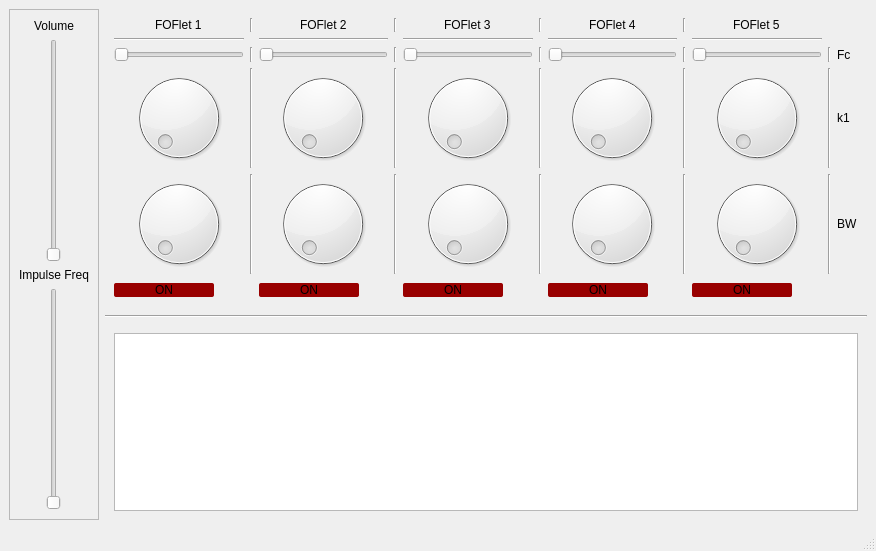
Old version of the form ui/MainWindow.ui in the repository swichman/py-FOFlets.
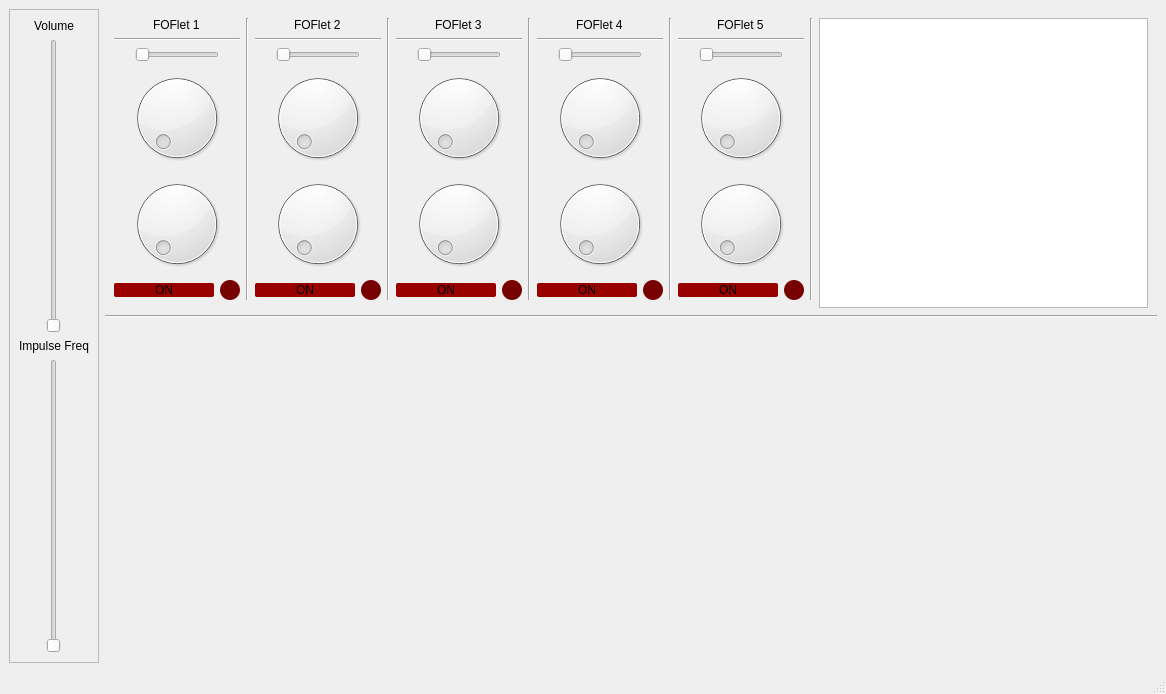
New version of the form. Custom widgets are drawn as their Qt base class.

Commit message: renamed module, created main ui app.

Patch:
```diff
--- a/ui/MainWindow.ui
+++ b/ui/MainWindow.ui
@@ -6,8 +6,8 @@
    <rect>
     <x>0</x>
     <y>0</y>
-    <width>876</width>
-    <height>551</height>
+    <width>1166</width>
+    <height>694</height>
    </rect>
   </property>
   <property name="windowTitle">
@@ -71,12 +71,47 @@
     <item row="0" column="1">
      <layout class="QVBoxLayout" name="verticalLayout">
       <item>
-       <widget class="QWidget" name="widget_2" native="true">
-        <layout class="QGridLayout" name="gridLayout_4">
-         <item row="4" column="4" alignment="Qt::AlignHCenter">
-          <widget class="QDial" name="dial_3">
+       <widget class="QWidget" name="ControlWidget" native="true">
            <property name="minimumSize">
             <size>
+          <width>0</width>
+          <height>300</height>
+         </size>
+        </property>
+        <property name="maximumSize">
+         <size>
+          <width>16777215</width>
+          <height>300</height>
+         </size>
+        </property>
+        <layout class="QHBoxLayout" name="horizontalLayout_6">
+         <item>
+          <layout class="QVBoxLayout" name="verticalLayout_2">
+           <item alignment="Qt::AlignHCenter">
+            <widget class="QLabel" name="label_3">
+             <property name="text">
+              <string>FOFlet 1</string>
+             </property>
+            </widget>
+           </item>
+           <item>
+            <widget class="Line" name="line_17">
+             <property name="orientation">
+              <enum>Qt::Horizontal</enum>
+             </property>
+            </widget>
+           </item>
+           <item alignment="Qt::AlignHCenter">
+            <widget class="QSlider" name="horizontalSlider">
+             <property name="orientation">
+              <enum>Qt::Horizontal</enum>
+             </property>
+            </widget>
+           </item>
+           <item alignment="Qt::AlignHCenter">
+            <widget class="QDial" name="f1_k1">
+             <property name="minimumSize">
+              <size>
              <width>100</width>
              <height>100</height>
             </size>
@@ -89,74 +124,116 @@
            </property>
           </widget>
          </item>
-         <item row="6" column="0">
+           <item alignment="Qt::AlignHCenter">
+            <widget class="QDial" name="f1_bw">
+             <property name="minimumSize">
+              <size>
+               <width>100</width>
+               <height>100</height>
+              </size>
+             </property>
+             <property name="maximumSize">
+              <size>
+               <width>100</width>
+               <height>100</height>
+              </size>
+             </property>
+            </widget>
+           </item>
+           <item>
           <layout class="QHBoxLayout" name="horizontalLayout">
            <item alignment="Qt::AlignHCenter">
+              <widget class="QPushButton" name="f1_on">
+               <property name="sizePolicy">
+                <sizepolicy hsizetype="Expanding" vsizetype="Fixed">
+                 <horstretch>0</horstretch>
+                 <verstretch>0</verstretch>
+                </sizepolicy>
+               </property>
+               <property name="minimumSize">
+                <size>
+                 <width>100</width>
+                 <height>0</height>
+                </size>
+               </property>
+               <property name="styleSheet">
+                <string notr="true">QPushButton {
+	border-radius: 2px;
+	background-color: #990000;
+}
+QPushButton:pressed {
+    background-color: #FF0000;
+}</string>
+               </property>
+               <property name="text">
+                <string>ON</string>
+               </property>
+              </widget>
+             </item>
+             <item>
             <widget class="QPushButton" name="pushButton">
-             <property name="sizePolicy">
-              <sizepolicy hsizetype="Expanding" vsizetype="Fixed">
-               <horstretch>0</horstretch>
-               <verstretch>0</verstretch>
-              </sizepolicy>
-             </property>
              <property name="minimumSize">
               <size>
-               <width>100</width>
-               <height>0</height>
+                 <width>20</width>
+                 <height>20</height>
+                </size>
+               </property>
+               <property name="maximumSize">
+                <size>
+                 <width>20</width>
+                 <height>20</height>
               </size>
              </property>
              <property name="styleSheet">
               <string notr="true">QPushButton {
-	border-radius: 2px;
-	background-color: #990000;
+	border-radius: 10px;
+	background-color: #770000;
 }
 QPushButton:pressed {
     background-color: #FF0000;
 }</string>
              </property>
              <property name="text">
-              <string>ON</string>
+                <string/>
              </property>
             </widget>
            </item>
-           <item alignment="Qt::AlignHCenter">
-            <widget class="KLed" name="kled">
-             <property name="sizePolicy">
-              <sizepolicy hsizetype="Fixed" vsizetype="Fixed">
-               <horstretch>0</horstretch>
-               <verstretch>0</verstretch>
-              </sizepolicy>
-             </property>
-             <property name="minimumSize">
-              <size>
-               <width>20</width>
-               <height>20</height>
-              </size>
-             </property>
-             <property name="maximumSize">
-              <size>
-               <width>20</width>
-               <height>20</height>
-              </size>
-             </property>
-             <property name="styleSheet">
-              <string notr="true">KLed {
-	background-color: red;
-}</string>
-             </property>
-            </widget>
+            </layout>
            </item>
           </layout>
          </item>
-         <item row="1" column="3">
-          <widget class="Line" name="line_15">
+         <item>
+          <widget class="Line" name="line">
            <property name="orientation">
             <enum>Qt::Vertical</enum>
            </property>
           </widget>
          </item>
-         <item row="5" column="4" alignment="Qt::AlignHCenter">
-          <widget class="QDial" name="dial_8">
+         <item>
+          <layout class="QVBoxLayout" name="verticalLayout_4">
+           <item alignment="Qt::AlignHCenter">
+            <widget class="QLabel" name="label_4">
+             <property name="text">
+              <string>FOFlet 2</string>
+             </property>
+            </widget>
+           </item>
+           <item>
+            <widget class="Line" name="line_18">
+             <property name="orientation">
+              <enum>Qt::Horizontal</enum>
+             </property>
+            </widget>
+           </item>
+           <item alignment="Qt::AlignHCenter">
+            <widget class="QSlider" name="horizontalSlider_2">
+             <property name="orientation">
+              <enum>Qt::Horizontal</enum>
+             </property>
+            </widget>
+           </item>
+           <item alignment="Qt::AlignHCenter">
+            <widget class="QDial" name="f2_bw">
            <property name="minimumSize">
             <size>
              <width>100</width>
@@ -171,7 +248,23 @@
            </property>
           </widget>
          </item>
-         <item row="6" column="2">
+           <item alignment="Qt::AlignHCenter">
+            <widget class="QDial" name="f2_k1">
+             <property name="minimumSize">
+              <size>
+               <width>100</width>
+               <height>100</height>
+              </size>
+             </property>
+             <property name="maximumSize">
+              <size>
+               <width>100</width>
+               <height>100</height>
+              </size>
+             </property>
+            </widget>
+           </item>
+           <item>
           <layout class="QHBoxLayout" name="horizontalLayout_2">
            <item alignment="Qt::AlignHCenter">
             <widget class="QPushButton" name="pushButton_2">
@@ -201,14 +294,8 @@
              </property>
             </widget>
            </item>
-           <item alignment="Qt::AlignHCenter">
-            <widget class="KLed" name="kled_2">
-             <property name="sizePolicy">
-              <sizepolicy hsizetype="Fixed" vsizetype="Fixed">
-               <horstretch>0</horstretch>
-               <verstretch>0</verstretch>
-              </sizepolicy>
-             </property>
+             <item>
+              <widget class="QPushButton" name="pushButton_6">
              <property name="minimumSize">
               <size>
                <width>20</width>
@@ -221,56 +308,56 @@
                <height>20</height>
               </size>
              </property>
+               <property name="styleSheet">
+                <string notr="true">QPushButton {
+	border-radius: 10px;
+	background-color: #770000;
+}
+QPushButton:pressed {
+    background-color: #FF0000;
+}</string>
+               </property>
+               <property name="text">
+                <string/>
+               </property>
             </widget>
            </item>
           </layout>
          </item>
-         <item row="3" column="1">
-          <widget class="Line" name="line_3">
+          </layout>
+         </item>
+         <item>
+          <widget class="Line" name="line_2">
            <property name="orientation">
             <enum>Qt::Vertical</enum>
            </property>
           </widget>
          </item>
-         <item row="5" column="6" alignment="Qt::AlignHCenter">
-          <widget class="QDial" name="dial_9">
-           <property name="minimumSize">
-            <size>
-             <width>100</width>
-             <height>100</height>
-            </size>
-           </property>
-           <property name="maximumSize">
-            <size>
-             <width>100</width>
-             <height>100</height>
-            </size>
+         <item>
+          <layout class="QVBoxLayout" name="verticalLayout_5">
+           <item alignment="Qt::AlignHCenter">
+            <widget class="QLabel" name="label_5">
+             <property name="text">
+              <string>FOFlet 3</string>
+             </property>
+            </widget>
+           </item>
+           <item>
+            <widget class="Line" name="line_19">
+             <property name="orientation">
+              <enum>Qt::Horizontal</enum>
            </property>
           </widget>
          </item>
-         <item row="3" column="4">
+           <item alignment="Qt::AlignHCenter">
           <widget class="QSlider" name="horizontalSlider_3">
            <property name="orientation">
             <enum>Qt::Horizontal</enum>
            </property>
           </widget>
          </item>
-         <item row="1" column="8" alignment="Qt::AlignHCenter">
-          <widget class="QLabel" name="label_7">
-           <property name="text">
-            <string>FOFlet 5</string>
-           </property>
-          </widget>
-         </item>
-         <item row="4" column="9">
-          <widget class="Line" name="line_23">
-           <property name="orientation">
-            <enum>Qt::Vertical</enum>
-           </property>
-          </widget>
-         </item>
-         <item row="4" column="2" alignment="Qt::AlignHCenter">
-          <widget class="QDial" name="dial_4">
+           <item alignment="Qt::AlignHCenter">
+            <widget class="QDial" name="f3_k1">
            <property name="minimumSize">
             <size>
              <width>100</width>
@@ -285,22 +372,8 @@
            </property>
           </widget>
          </item>
-         <item row="4" column="10">
-          <widget class="QLabel" name="label_9">
-           <property name="text">
-            <string>k1</string>
-           </property>
-          </widget>
-         </item>
-         <item row="1" column="1">
-          <widget class="Line" name="line_4">
-           <property name="orientation">
-            <enum>Qt::Vertical</enum>
-           </property>
-          </widget>
-         </item>
-         <item row="5" column="0" alignment="Qt::AlignHCenter">
-          <widget class="QDial" name="dial_6">
+           <item alignment="Qt::AlignHCenter">
+            <widget class="QDial" name="f3_bw">
            <property name="minimumSize">
             <size>
              <width>100</width>
@@ -315,49 +388,7 @@
            </property>
           </widget>
          </item>
-         <item row="3" column="9">
-          <widget class="Line" name="line_22">
-           <property name="orientation">
-            <enum>Qt::Vertical</enum>
-           </property>
-          </widget>
-         </item>
-         <item row="3" column="7">
-          <widget class="Line" name="line_13">
-           <property name="orientation">
-            <enum>Qt::Vertical</enum>
-           </property>
-          </widget>
-         </item>
-         <item row="1" column="0" alignment="Qt::AlignHCenter">
-          <widget class="QLabel" name="label_3">
-           <property name="text">
-            <string>FOFlet 1</string>
-           </property>
-          </widget>
-         </item>
-         <item row="3" column="6">
-          <widget class="QSlider" name="horizontalSlider_4">
-           <property name="orientation">
-            <enum>Qt::Horizontal</enum>
-           </property>
-          </widget>
-         </item>
-         <item row="2" column="8">
-          <widget class="Line" name="line_21">
-           <property name="orientation">
-            <enum>Qt::Horizontal</enum>
-           </property>
-          </widget>
-         </item>
-         <item row="5" column="5">
-          <widget class="Line" name="line_6">
-           <property name="orientation">
-            <enum>Qt::Vertical</enum>
-           </property>
-          </widget>
-         </item>
-         <item row="6" column="4">
+           <item>
           <layout class="QHBoxLayout" name="horizontalLayout_3">
            <item alignment="Qt::AlignHCenter">
             <widget class="QPushButton" name="pushButton_3">
@@ -387,8 +418,8 @@
              </property>
             </widget>
            </item>
-           <item alignment="Qt::AlignHCenter">
-            <widget class="KLed" name="kled_3">
+             <item>
+              <widget class="QPushButton" name="pushButton_7">
              <property name="minimumSize">
               <size>
                <width>20</width>
@@ -401,33 +432,56 @@
                <height>20</height>
               </size>
              </property>
+               <property name="styleSheet">
+                <string notr="true">QPushButton {
+	border-radius: 10px;
+	background-color: #770000;
+}
+QPushButton:pressed {
+    background-color: #FF0000;
+}</string>
+               </property>
+               <property name="text">
+                <string/>
+               </property>
             </widget>
            </item>
           </layout>
          </item>
-         <item row="3" column="0">
-          <widget class="QSlider" name="horizontalSlider">
-           <property name="orientation">
-            <enum>Qt::Horizontal</enum>
-           </property>
-          </widget>
+          </layout>
          </item>
-         <item row="2" column="2">
-          <widget class="Line" name="line_18">
+         <item>
+          <widget class="Line" name="line_3">
            <property name="orientation">
-            <enum>Qt::Horizontal</enum>
+            <enum>Qt::Vertical</enum>
            </property>
           </widget>
          </item>
-         <item row="1" column="6" alignment="Qt::AlignHCenter">
+         <item>
+          <layout class="QVBoxLayout" name="verticalLayout_6">
+           <item alignment="Qt::AlignHCenter">
           <widget class="QLabel" name="label_6">
            <property name="text">
             <string>FOFlet 4</string>
            </property>
           </widget>
          </item>
-         <item row="5" column="2" alignment="Qt::AlignHCenter">
-          <widget class="QDial" name="dial_7">
+           <item>
+            <widget class="Line" name="line_20">
+             <property name="orientation">
+              <enum>Qt::Horizontal</enum>
+             </property>
+            </widget>
+           </item>
+           <item alignment="Qt::AlignHCenter">
+            <widget class="QSlider" name="horizontalSlider_4">
+             <property name="orientation">
+              <enum>Qt::Horizontal</enum>
+             </property>
+            </widget>
+           </item>
+           <item alignment="Qt::AlignHCenter">
+            <widget class="QDial" name="f4_k1">
            <property name="minimumSize">
             <size>
              <width>100</width>
@@ -442,29 +496,8 @@
            </property>
           </widget>
          </item>
-         <item row="4" column="1">
-          <widget class="Line" name="line_2">
-           <property name="orientation">
-            <enum>Qt::Vertical</enum>
-           </property>
-          </widget>
-         </item>
-         <item row="5" column="1">
-          <widget class="Line" name="line">
-           <property name="orientation">
-            <enum>Qt::Vertical</enum>
-           </property>
-          </widget>
-         </item>
-         <item row="2" column="0">
-          <widget class="Line" name="line_17">
-           <property name="orientation">
-            <enum>Qt::Horizontal</enum>
-           </property>
-          </widget>
-         </item>
-         <item row="4" column="8" alignment="Qt::AlignHCenter">
-          <widget class="QDial" name="dial">
+           <item alignment="Qt::AlignHCenter">
+            <widget class="QDial" name="f4_bw">
            <property name="minimumSize">
             <size>
              <width>100</width>
@@ -479,56 +512,7 @@
            </property>
           </widget>
          </item>
-         <item row="1" column="2" alignment="Qt::AlignHCenter">
-          <widget class="QLabel" name="label_4">
-           <property name="text">
-            <string>FOFlet 2</string>
-           </property>
-          </widget>
-         </item>
-         <item row="5" column="3">
-          <widget class="Line" name="line_5">
-           <property name="orientation">
-            <enum>Qt::Vertical</enum>
-           </property>
-          </widget>
-         </item>
-         <item row="5" column="7">
-          <widget class="Line" name="line_7">
-           <property name="orientation">
-            <enum>Qt::Vertical</enum>
-           </property>
-          </widget>
-         </item>
-         <item row="3" column="2">
-          <widget class="QSlider" name="horizontalSlider_2">
-           <property name="orientation">
-            <enum>Qt::Horizontal</enum>
-           </property>
-          </widget>
-         </item>
-         <item row="4" column="5">
-          <widget class="Line" name="line_9">
-           <property name="orientation">
-            <enum>Qt::Vertical</enum>
-           </property>
-          </widget>
-         </item>
-         <item row="3" column="3">
-          <widget class="Line" name="line_11">
-           <property name="orientation">
-            <enum>Qt::Vertical</enum>
-           </property>
-          </widget>
-         </item>
-         <item row="3" column="8">
-          <widget class="QSlider" name="horizontalSlider_5">
-           <property name="orientation">
-            <enum>Qt::Horizontal</enum>
-           </property>
-          </widget>
-         </item>
-         <item row="6" column="6">
+           <item>
           <layout class="QHBoxLayout" name="horizontalLayout_4">
            <item alignment="Qt::AlignHCenter">
             <widget class="QPushButton" name="pushButton_4">
@@ -558,8 +542,8 @@
              </property>
             </widget>
            </item>
-           <item alignment="Qt::AlignHCenter">
-            <widget class="KLed" name="kled_4">
+             <item>
+              <widget class="QPushButton" name="pushButton_8">
              <property name="minimumSize">
               <size>
                <width>20</width>
@@ -572,19 +556,56 @@
                <height>20</height>
               </size>
              </property>
+               <property name="styleSheet">
+                <string notr="true">QPushButton {
+	border-radius: 10px;
+	background-color: #770000;
+}
+QPushButton:pressed {
+    background-color: #FF0000;
+}</string>
+               </property>
+               <property name="text">
+                <string/>
+               </property>
             </widget>
            </item>
           </layout>
          </item>
-         <item row="2" column="4">
-          <widget class="Line" name="line_19">
+          </layout>
+         </item>
+         <item>
+          <widget class="Line" name="line_4">
            <property name="orientation">
+            <enum>Qt::Vertical</enum>
+           </property>
+          </widget>
+         </item>
+         <item>
+          <layout class="QVBoxLayout" name="verticalLayout_7">
+           <item alignment="Qt::AlignHCenter">
+            <widget class="QLabel" name="label_7">
+             <property name="text">
+              <string>FOFlet 5</string>
+             </property>
+            </widget>
+           </item>
+           <item>
+            <widget class="Line" name="line_21">
+             <property name="orientation">
             <enum>Qt::Horizontal</enum>
            </property>
           </widget>
          </item>
-         <item row="4" column="0" alignment="Qt::AlignHCenter">
-          <widget class="QDial" name="dial_5">
+           <item alignment="Qt::AlignHCenter">
+            <widget class="QSlider" name="horizontalSlider_5">
+             <property name="orientation">
+              <enum>Qt::Horizontal</enum>
+             </property>
+            </widget>
+           </item>
+           <item alignment="Qt::AlignHCenter">
+            <widget class="QDial" name="f5_k1">
            <property name="minimumSize">
             <size>
              <width>100</width>
@@ -599,42 +620,23 @@
            </property>
           </widget>
          </item>
-         <item row="4" column="7">
-          <widget class="Line" name="line_10">
-           <property name="orientation">
-            <enum>Qt::Vertical</enum>
-           </property>
-          </widget>
-         </item>
-         <item row="1" column="5">
-          <widget class="Line" name="line_16">
-           <property name="orientation">
-            <enum>Qt::Vertical</enum>
+           <item alignment="Qt::AlignHCenter">
+            <widget class="QDial" name="f5_bw">
+             <property name="minimumSize">
+              <size>
+               <width>100</width>
+               <height>100</height>
+              </size>
+             </property>
+             <property name="maximumSize">
+              <size>
+               <width>100</width>
+               <height>100</height>
+              </size>
            </property>
           </widget>
          </item>
-         <item row="3" column="10">
-          <widget class="QLabel" name="label_8">
-           <property name="text">
-            <string>Fc</string>
-           </property>
-          </widget>
-         </item>
-         <item row="3" column="5">
-          <widget class="Line" name="line_12">
-           <property name="orientation">
-            <enum>Qt::Vertical</enum>
-           </property>
-          </widget>
-         </item>
-         <item row="5" column="9">
-          <widget class="Line" name="line_24">
-           <property name="orientation">
-            <enum>Qt::Vertical</enum>
-           </property>
-          </widget>
-         </item>
-         <item row="6" column="8">
+           <item>
           <layout class="QHBoxLayout" name="horizontalLayout_5">
            <item alignment="Qt::AlignHCenter">
             <widget class="QPushButton" name="pushButton_5">
@@ -664,8 +666,8 @@
              </property>
             </widget>
            </item>
-           <item alignment="Qt::AlignHCenter">
-            <widget class="KLed" name="kled_5">
+             <item>
+              <widget class="QPushButton" name="pushButton_9">
              <property name="minimumSize">
               <size>
                <width>20</width>
@@ -678,73 +680,43 @@
                <height>20</height>
               </size>
              </property>
-            </widget>
-           </item>
-          </layout>
-         </item>
-         <item row="1" column="4" alignment="Qt::AlignHCenter">
-          <widget class="QLabel" name="label_5">
-           <property name="text">
-            <string>FOFlet 3</string>
-           </property>
-          </widget>
-         </item>
-         <item row="5" column="10">
-          <widget class="QLabel" name="label_10">
+               <property name="styleSheet">
+                <string notr="true">QPushButton {
+	border-radius: 10px;
+	background-color: #770000;
+}
+QPushButton:pressed {
+    background-color: #FF0000;
+}</string>
+               </property>
            <property name="text">
-            <string>BW</string>
+                <string/>
            </property>
           </widget>
          </item>
-         <item row="1" column="7">
-          <widget class="Line" name="line_14">
-           <property name="orientation">
-            <enum>Qt::Vertical</enum>
-           </property>
-          </widget>
-         </item>
-         <item row="2" column="6">
-          <widget class="Line" name="line_20">
-           <property name="orientation">
-            <enum>Qt::Horizontal</enum>
-           </property>
-          </widget>
+            </layout>
+           </item>
+          </layout>
          </item>
-         <item row="4" column="6" alignment="Qt::AlignHCenter">
-          <widget class="QDial" name="dial_2">
-           <property name="minimumSize">
-            <size>
-             <width>100</width>
-             <height>100</height>
-            </size>
-           </property>
-           <property name="maximumSize">
-            <size>
-             <width>100</width>
-             <height>100</height>
-            </size>
-           </property>
-          </widget>
-         </item>
-         <item row="4" column="3">
-          <widget class="Line" name="line_8">
+         <item>
+          <widget class="Line" name="line_5">
            <property name="orientation">
             <enum>Qt::Vertical</enum>
            </property>
           </widget>
          </item>
-         <item row="5" column="8" alignment="Qt::AlignHCenter">
-          <widget class="QDial" name="dial_10">
+         <item>
+          <widget class="QTextEdit" name="textEdit">
            <property name="minimumSize">
             <size>
-             <width>100</width>
-             <height>100</height>
+             <width>300</width>
+             <height>290</height>
             </size>
            </property>
            <property name="maximumSize">
             <size>
-             <width>100</width>
-             <height>100</height>
+             <width>16777215</width>
+             <height>290</height>
             </size>
            </property>
           </widget>
@@ -760,12 +732,8 @@
        </widget>
       </item>
       <item>
-       <widget class="QWidget" name="widget" native="true">
-        <layout class="QGridLayout" name="gridLayout_5">
-         <item row="0" column="0">
-          <widget class="QTextEdit" name="textEdit"/>
-         </item>
-        </layout>
+       <widget class="QWidget" name="PlotWidget" native="true">
+        <layout class="QGridLayout" name="gridLayout_5"/>
        </widget>
       </item>
      </layout>
@@ -784,13 +752,6 @@
   </widget>
   <widget class="QStatusBar" name="statusbar"/>
  </widget>
- <customwidgets>
-  <customwidget>
-   <class>KLed</class>
-   <extends>QWidget</extends>
-   <header>kled.h</header>
-  </customwidget>
- </customwidgets>
  <resources/>
  <connections/>
 </ui>
```
Left out of the diff: 2 changed lines with no effect on the pictures. Lines whose indentation alone changed are shown as unchanged. The commit also changes 6 other files.
